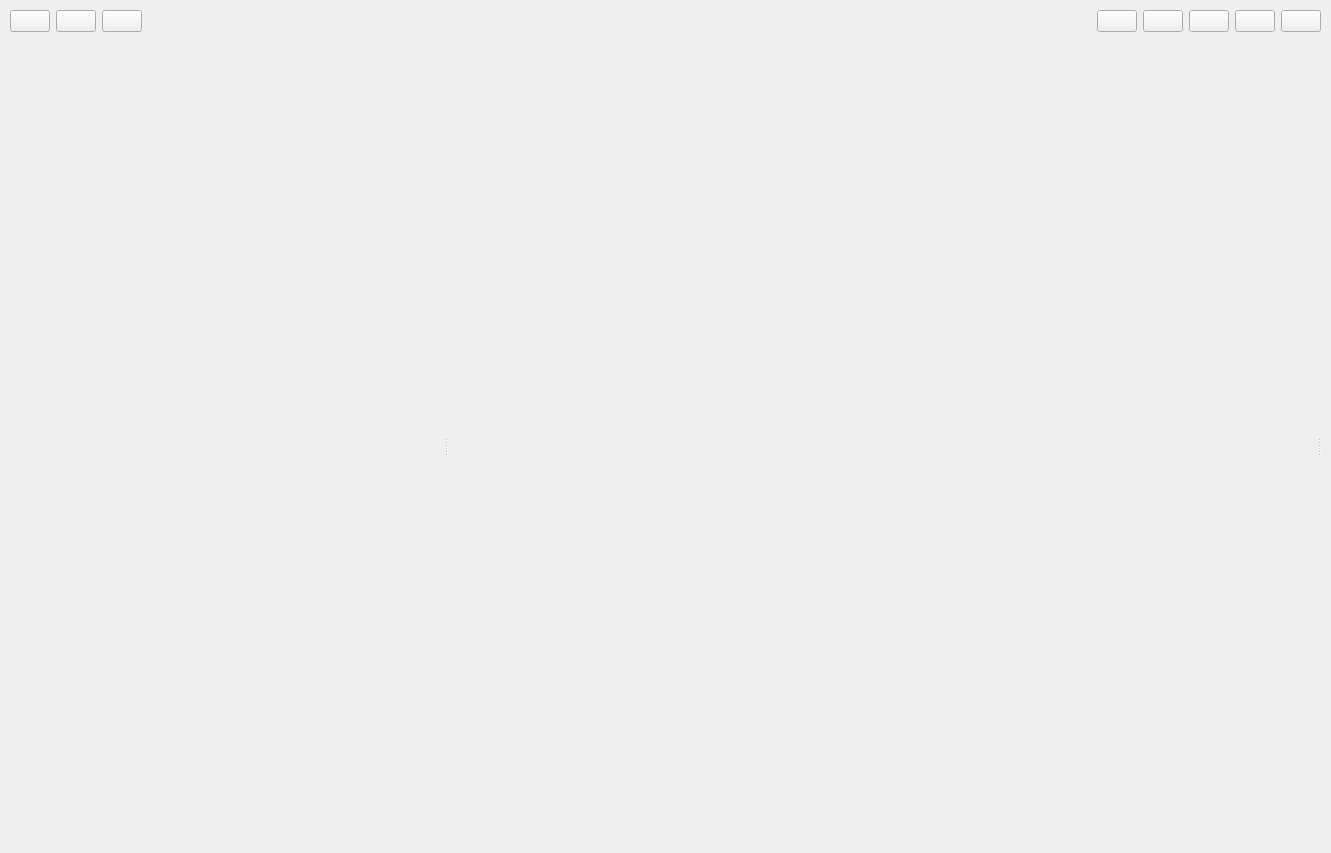
Capsize-Games/airunner, file src/airunner/gui/widgets/nodegraph/templates/node_graph.ui: the form before one commit.
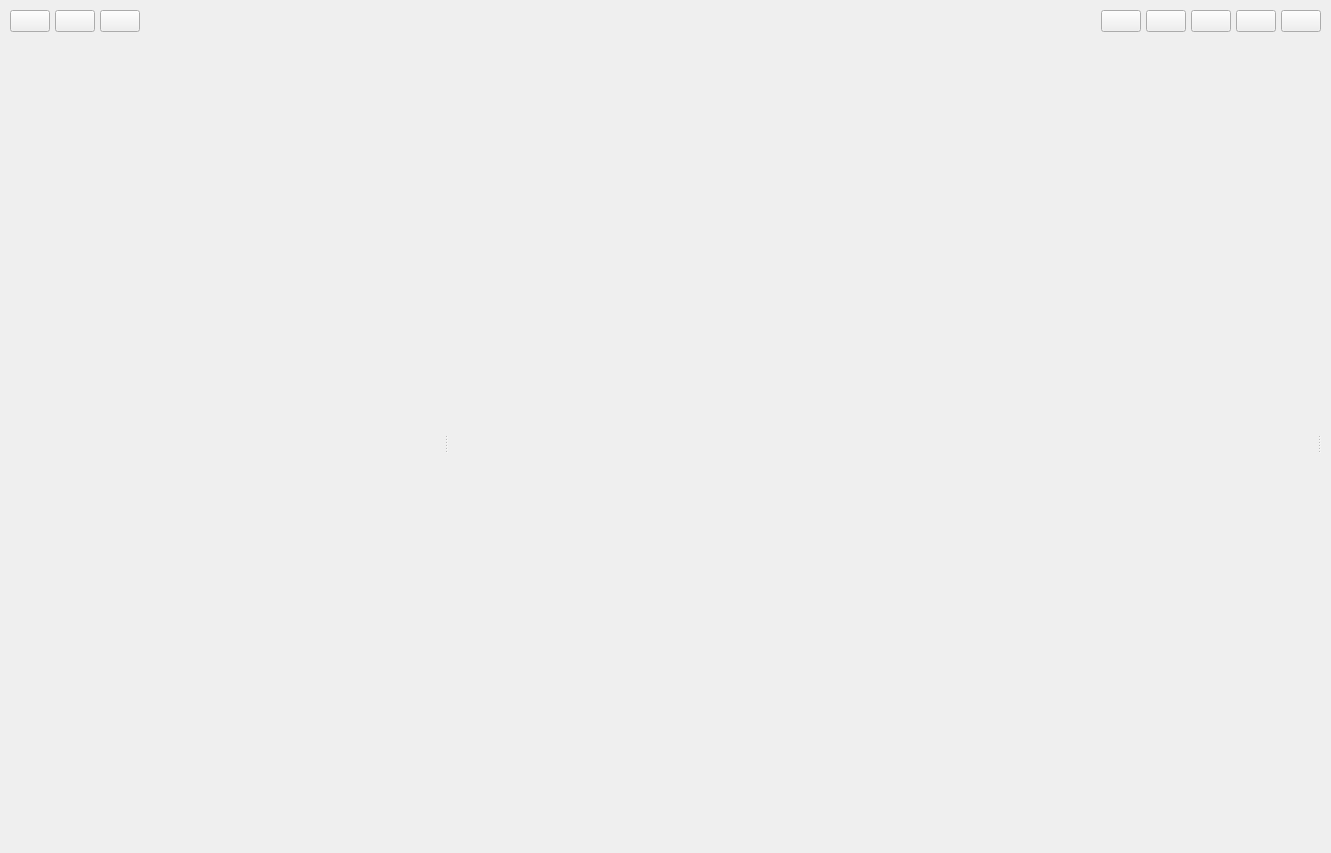
The form after the commit. Icons and pictures are not drawn. Custom widgets are drawn as their Qt base class.

Commit message: removed unused nodes

What changed in the file:
```diff
--- a/src/airunner/gui/widgets/nodegraph/templates/node_graph.ui
+++ b/src/airunner/gui/widgets/nodegraph/templates/node_graph.ui
@@ -26,6 +26,9 @@
    <property name="bottomMargin">
     <number>10</number>
    </property>
+   <property name="spacing">
+    <number>0</number>
+   </property>
    <item row="0" column="0">
     <widget class="QWidget" name="widget" native="true">
      <property name="sizePolicy">
@@ -47,6 +50,12 @@
       <property name="bottomMargin">
        <number>10</number>
       </property>
+      <property name="horizontalSpacing">
+       <number>5</number>
+      </property>
+      <property name="verticalSpacing">
+       <number>0</number>
+      </property>
       <item row="0" column="1">
        <widget class="QPushButton" name="pause_button">
         <property name="cursor">
@@ -215,6 +224,9 @@
        <property name="bottomMargin">
         <number>0</number>
        </property>
+       <property name="spacing">
+        <number>0</number>
+       </property>
       </layout>
      </widget>
      <widget class="QWidget" name="graph" native="true">
@@ -231,6 +243,9 @@
        <property name="bottomMargin">
         <number>0</number>
        </property>
+       <property name="spacing">
+        <number>0</number>
+       </property>
       </layout>
      </widget>
      <widget class="QWidget" name="palette" native="true">
```
Left out of the diff: 3 changed lines with no effect on the pictures. The commit also changes 9 other files.
